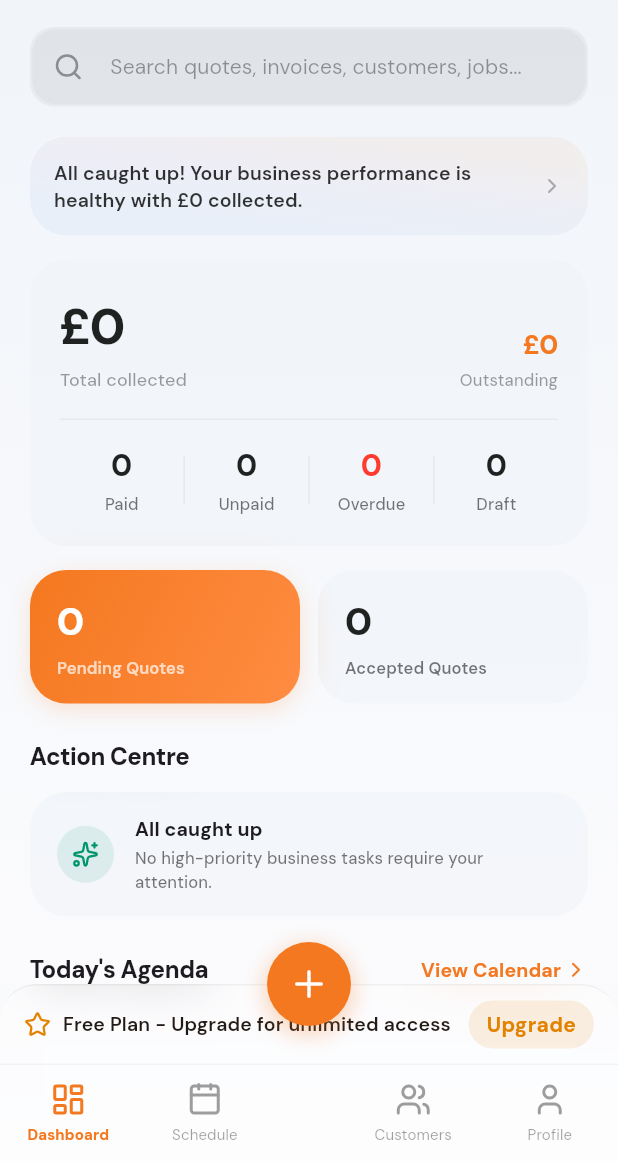
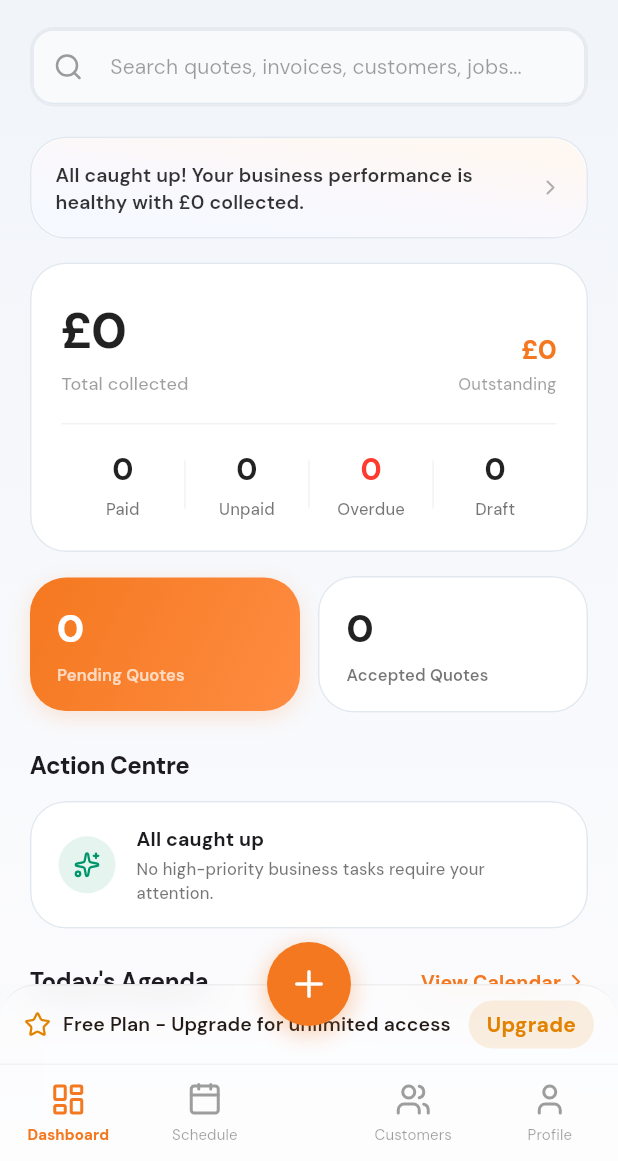
Before and after one commit to noahung/quote-on-the-go-app, a Flutter app: the screen it shows once a user with an empty profile is signed in, on a phone screen of 412 x 824 dp, the part 75-1236 px from its top. Run offline on Flutter 3.47's test engine with Material 3 defaults, Android fonts, the phone set to English and light mode, and no system bars; our stand-ins replace cached_network_image, cloud_firestore, cloud_functions, firebase_auth, firebase_core, firebase_messaging and 15 more; accounts and stored records are empty; generated files the repository leaves out were written again.

Commit message:
The Solid Opaque & Crisp (Fintech / Clean Tech) UI style

```diff
--- a/lib/components/glass_card.dart
+++ b/lib/components/glass_card.dart
@@ -1,4 +1,3 @@
-import 'dart:ui' as ui;
 import 'package:flutter/material.dart';
 
 /// A premium, glassmorphic frosted card container.
@@ -27,12 +26,17 @@ class GlassCard extends StatelessWidget {
     final brightness = Theme.of(context).brightness;
     final isDark = brightness == Brightness.dark;
 
-    final effectiveBorderRadius = borderRadius ?? BorderRadius.circular(24);
-    final effectiveBorder = border; // No borders by default, matching Gemini's borderless aesthetic
+    final effectiveBorderRadius = borderRadius ?? BorderRadius.circular(16);
+    final effectiveBorder = border ??
+        Border.all(
+          color: isDark ? const Color(0xFF26262E) : const Color(0xFFE2E8F0),
+          width: 1.0,
+        );
 
     final backgroundColor = isDark
-        ? const Color(0xFF18181C).withValues(alpha: 0.4)
-        : const Color(0xFFF0F4F9).withValues(alpha: 0.65);
+        ? const Color(0xFF16161A)
+        : const Color(0xFFFFFFFF);
+
     Widget cardContent = Container(
       width: width,
       height: height,
@@ -40,6 +44,15 @@ class GlassCard extends StatelessWidget {
         color: backgroundColor,
         borderRadius: effectiveBorderRadius,
         border: effectiveBorder,
+        boxShadow: [
+          BoxShadow(
+            color: isDark
+                ? Colors.black.withValues(alpha: 0.30)
+                : Colors.black.withValues(alpha: 0.04),
+            blurRadius: 10,
+            offset: const Offset(0, 4),
+          ),
+        ],
       ),
       child: ClipRRect(
         borderRadius: effectiveBorderRadius,
@@ -64,10 +77,7 @@ class GlassCard extends StatelessWidget {
 
     return ClipRRect(
       borderRadius: effectiveBorderRadius,
-      child: BackdropFilter(
-        filter: ui.ImageFilter.blur(sigmaX: 12, sigmaY: 12),
-        child: cardContent,
-      ),
+      child: cardContent,
     );
   }
 }
--- a/lib/theme/app_theme.dart
+++ b/lib/theme/app_theme.dart
@@ -91,11 +91,10 @@ class AppTheme {
       cardTheme: CardThemeData(
         elevation: 0,
         shape: RoundedRectangleBorder(
-          borderRadius: BorderRadius.circular(24),
-          side: BorderSide.none,
+          borderRadius: BorderRadius.circular(16),
+          side: const BorderSide(color: Color(0xFFE2E8F0), width: 1),
         ),
-        color: Colors.white.withValues(
-            alpha: 0.65), // Transparent base for glass backdrop filter
+        color: Colors.white, // Solid opaque white background
       ),
       filledButtonTheme: FilledButtonThemeData(
         style: FilledButton.styleFrom(
@@ -116,33 +115,36 @@ class AppTheme {
       ),
       inputDecorationTheme: InputDecorationTheme(
         filled: true,
-        fillColor: Colors.black.withValues(alpha: 0.03),
-        border: UnderlineInputBorder(
-          borderRadius: BorderRadius.circular(16),
-          borderSide: BorderSide.none,
+        fillColor: const Color(0xFFF8FAFC),
+        border: OutlineInputBorder(
+          borderRadius: BorderRadius.circular(14),
+          borderSide: const BorderSide(color: Color(0xFFE2E8F0), width: 1),
         ),
-        enabledBorder: UnderlineInputBorder(
-          borderRadius: BorderRadius.circular(16),
-          borderSide: BorderSide.none,
+        enabledBorder: OutlineInputBorder(
+          borderRadius: BorderRadius.circular(14),
+          borderSide: const BorderSide(color: Color(0xFFE2E8F0), width: 1),
         ),
-        focusedBorder: UnderlineInputBorder(
-          borderRadius: BorderRadius.circular(16),
-          borderSide: BorderSide.none,
+        focusedBorder: OutlineInputBorder(
+          borderRadius: BorderRadius.circular(14),
+          borderSide: const BorderSide(color: _brandOrange, width: 1.5),
         ),
-        errorBorder: UnderlineInputBorder(
-          borderRadius: BorderRadius.circular(16),
-          borderSide: BorderSide.none,
+        errorBorder: OutlineInputBorder(
+          borderRadius: BorderRadius.circular(14),
+          borderSide: const BorderSide(color: Color(0xFFEF4444), width: 1),
         ),
-        focusedErrorBorder: UnderlineInputBorder(
-          borderRadius: BorderRadius.circular(16),
-          borderSide: BorderSide.none,
+        focusedErrorBorder: OutlineInputBorder(
+          borderRadius: BorderRadius.circular(14),
+          borderSide: const BorderSide(color: Color(0xFFEF4444), width: 1.5),
         ),
         contentPadding:
             const EdgeInsets.symmetric(horizontal: 18, vertical: 16),
       ),
       chipTheme: ChipThemeData(
-        shape: const StadiumBorder(),
-        backgroundColor: Colors.white.withValues(alpha: 0.7),
+        shape: RoundedRectangleBorder(
+          borderRadius: BorderRadius.circular(12),
+          side: const BorderSide(color: Color(0xFFE2E8F0), width: 1),
+        ),
+        backgroundColor: Colors.white,
         side: BorderSide.none,
         labelStyle: const TextStyle(fontSize: 12, fontWeight: FontWeight.w500),
       ),
@@ -176,10 +178,10 @@ class AppTheme {
       popupMenuTheme: PopupMenuThemeData(
         elevation: 3,
         shape: RoundedRectangleBorder(
-          borderRadius: BorderRadius.circular(20),
-          side: BorderSide.none,
+          borderRadius: BorderRadius.circular(16),
+          side: const BorderSide(color: Color(0xFFE2E8F0), width: 1),
         ),
-        color: const Color(0xFFF0F4F9),
+        color: Colors.white,
         textStyle: GoogleFonts.dmSans(
           color: colorScheme.onSurface,
           fontSize: 14,
@@ -188,14 +190,14 @@ class AppTheme {
       ),
       snackBarTheme: SnackBarThemeData(
         behavior: SnackBarBehavior.floating,
-        backgroundColor: Colors.white,
+        backgroundColor: const Color(0xFF1E293B),
         contentTextStyle: GoogleFonts.dmSans(
-          color: const Color(0xFF1F1F1F),
+          color: Colors.white,
           fontSize: 14,
           fontWeight: FontWeight.w500,
         ),
         shape: RoundedRectangleBorder(
-          borderRadius: BorderRadius.circular(16),
+          borderRadius: BorderRadius.circular(14),
         ),
         elevation: 4,
       ),
@@ -261,11 +263,10 @@ class AppTheme {
       cardTheme: CardThemeData(
         elevation: 0,
         shape: RoundedRectangleBorder(
-          borderRadius: BorderRadius.circular(24),
-          side: BorderSide.none,
+          borderRadius: BorderRadius.circular(16),
+          side: const BorderSide(color: Color(0xFF26262E), width: 1),
         ),
-        color: Colors.black
-            .withValues(alpha: 0.35), // Dark semi-transparent container base
+        color: const Color(0xFF16161A), // Solid dark container base
       ),
       filledButtonTheme: FilledButtonThemeData(
         style: FilledButton.styleFrom(
@@ -286,33 +287,36 @@ class AppTheme {
       ),
       inputDecorationTheme: InputDecorationTheme(
         filled: true,
-        fillColor: Colors.white.withValues(alpha: 0.05),
-        border: UnderlineInputBorder(
-          borderRadius: BorderRadius.circular(16),
-          borderSide: BorderSide.none,
+        fillColor: const Color(0xFF131316),
+        border: OutlineInputBorder(
+          borderRadius: BorderRadius.circular(14),
+          borderSide: const BorderSide(color: Color(0xFF26262E), width: 1),
         ),
-        enabledBorder: UnderlineInputBorder(
-          borderRadius: BorderRadius.circular(16),
-          borderSide: BorderSide.none,
+        enabledBorder: OutlineInputBorder(
+          borderRadius: BorderRadius.circular(14),
+          borderSide: const BorderSide(color: Color(0xFF26262E), width: 1),
         ),
-        focusedBorder: UnderlineInputBorder(
-          borderRadius: BorderRadius.circular(16),
-          borderSide: BorderSide.none,
+        focusedBorder: OutlineInputBorder(
+          borderRadius: BorderRadius.circular(14),
+          borderSide: const BorderSide(color: Color(0xFFF4781F), width: 1.5),
         ),
-        errorBorder: UnderlineInputBorder(
-          borderRadius: BorderRadius.circular(16),
-          borderSide: BorderSide.none,
+        errorBorder: OutlineInputBorder(
+          borderRadius: BorderRadius.circular(14),
+          borderSide: const BorderSide(color: Color(0xFFFFB4AB), width: 1),
         ),
-        focusedErrorBorder: UnderlineInputBorder(
-          borderRadius: BorderRadius.circular(16),
-          borderSide: BorderSide.none,
+        focusedErrorBorder: OutlineInputBorder(
+          borderRadius: BorderRadius.circular(14),
+          borderSide: const BorderSide(color: Color(0xFFFFB4AB), width: 1.5),
         ),
         contentPadding:
             const EdgeInsets.symmetric(horizontal: 18, vertical: 16),
       ),
       chipTheme: ChipThemeData(
-        shape: const StadiumBorder(),
-        backgroundColor: Colors.white.withValues(alpha: 0.05),
+        shape: RoundedRectangleBorder(
+          borderRadius: BorderRadius.circular(12),
+          side: const BorderSide(color: Color(0xFF26262E), width: 1),
+        ),
+        backgroundColor: const Color(0xFF16161A),
         side: BorderSide.none,
         labelStyle: const TextStyle(fontSize: 12, fontWeight: FontWeight.w500),
       ),
@@ -346,10 +350,10 @@ class AppTheme {
       popupMenuTheme: PopupMenuThemeData(
         elevation: 3,
         shape: RoundedRectangleBorder(
-          borderRadius: BorderRadius.circular(20),
-          side: BorderSide.none,
+          borderRadius: BorderRadius.circular(16),
+          side: const BorderSide(color: Color(0xFF26262E), width: 1),
         ),
-        color: colorScheme.surfaceContainerHigh,
+        color: const Color(0xFF1C1C22),
         textStyle: GoogleFonts.dmSans(
           color: colorScheme.onSurface,
           fontSize: 14,
@@ -365,7 +369,7 @@ class AppTheme {
           fontWeight: FontWeight.w500,
         ),
         shape: RoundedRectangleBorder(
-          borderRadius: BorderRadius.circular(16),
+          borderRadius: BorderRadius.circular(14),
         ),
         elevation: 4,
       ),
```
